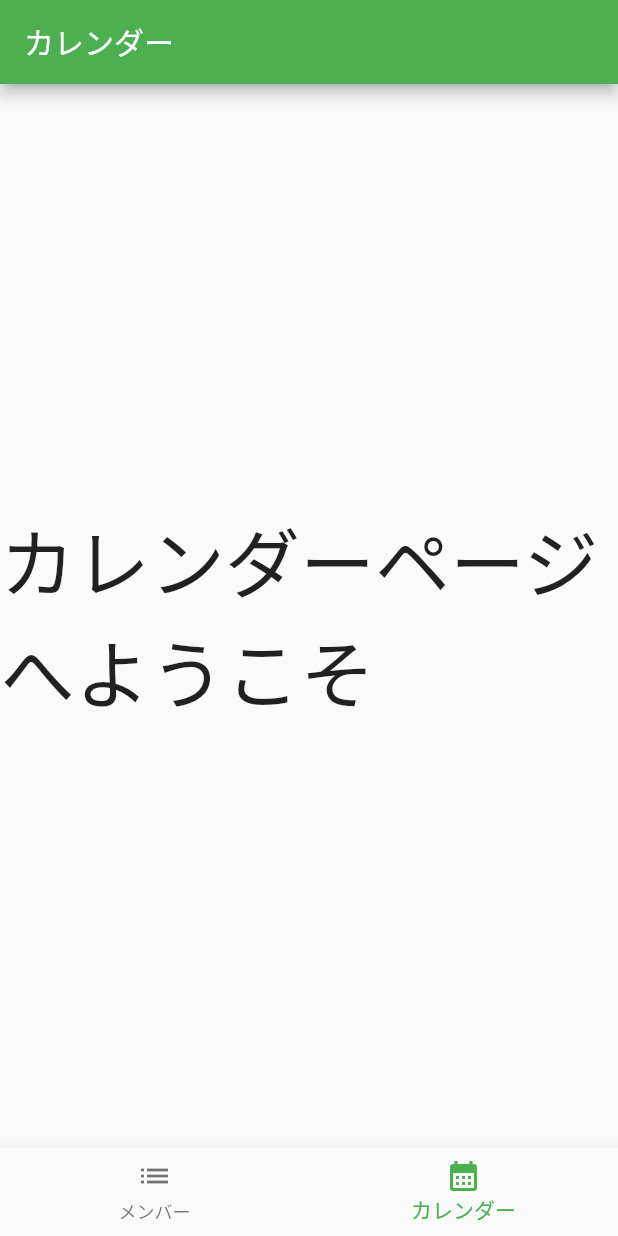
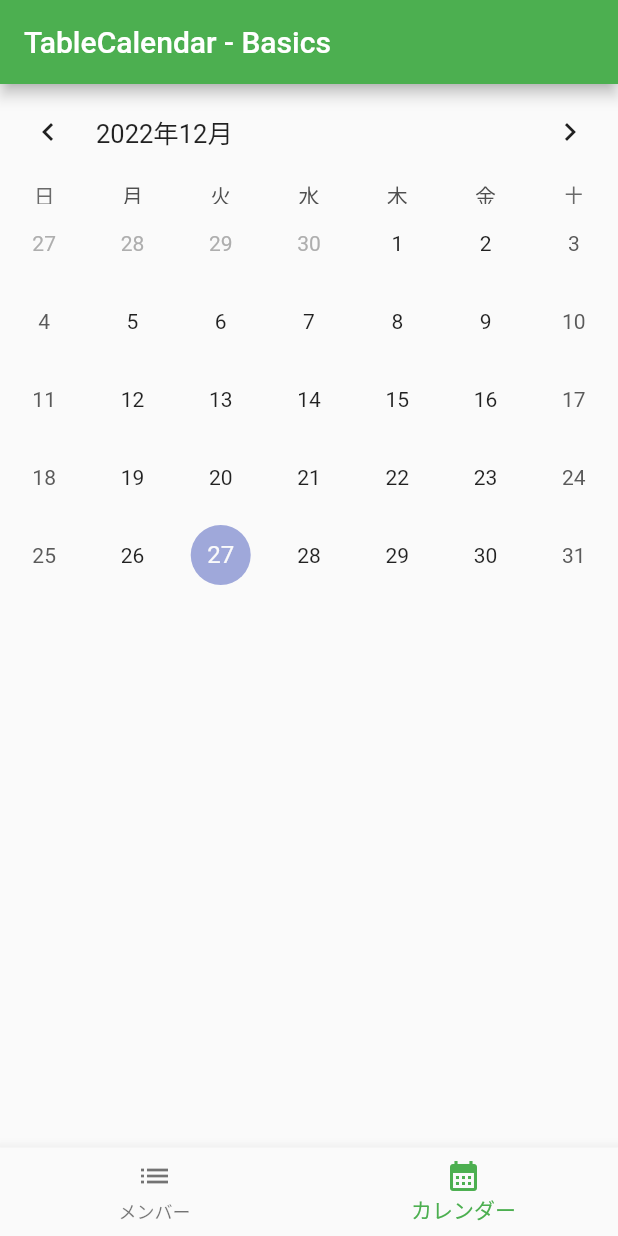
Before and after one commit to taisei-kuro/roulette, a Flutter app: the screen it shows after launch, item 2 of the bottom bar chosen, on a phone screen of 412 x 824 dp. Run offline on Flutter 3.47's test engine with Material 2 defaults, Android fonts, the phone set to English and light mode, and no system bars; drawn by our look-alikes of table_calendar; our stand-ins replace cloud_firestore, firebase_auth, firebase_core; accounts and stored records are empty.

Commit message:
カレンダーの導入(日本語)

```diff
--- a/lib/presentation/calendar_page/calendar_page.dart
+++ b/lib/presentation/calendar_page/calendar_page.dart
@@ -1,4 +1,8 @@
+import 'dart:collection';
+
 import 'package:flutter/material.dart';
+import 'package:roulette_app/presentation/add_member_page/add_member_page.dart';
+import 'package:table_calendar/table_calendar.dart';
 
 class CalendarPage extends StatefulWidget {
   const CalendarPage({super.key});
@@ -8,19 +12,55 @@ class CalendarPage extends StatefulWidget {
 }
 
 class _CalendarPageState extends State<CalendarPage> {
+  CalendarFormat _calendarFormat = CalendarFormat.month;
+  DateTime _focusedDay = DateTime.now();
+  DateTime? _selectedDay;
+
   @override
   Widget build(BuildContext context) {
     return Scaffold(
       appBar: AppBar(
-        title: const Text('カレンダー'),
+        title: Text('TableCalendar - Basics'),
       ),
-      body: const Center(
-        child: Text(
-          'カレンダーページへようこそ',
-          style: TextStyle(
-            fontSize: 50,
-          ),
+      body: TableCalendar(
+        firstDay: DateTime.utc(2020, 1, 1),
+        lastDay: DateTime.utc(2030, 12, 31),
+        focusedDay: _focusedDay,
+        calendarFormat: _calendarFormat,
+        shouldFillViewport: true, //カレンダーの大きさを変えれるようにする奴、今回は気にしない
+        locale: 'ja_JP',
+        headerStyle: const HeaderStyle(
+          formatButtonVisible: false,
         ),
+        selectedDayPredicate: (day) {
+          // Use `selectedDayPredicate` to determine which day is currently selected.
+          // If this returns true, then `day` will be marked as selected.
+
+          // Using `isSameDay` is recommended to disregard
+          // the time-part of compared DateTime objects.
+          return isSameDay(_selectedDay, day);
+        },
+        onDaySelected: (selectedDay, focusedDay) {
+          if (!isSameDay(_selectedDay, selectedDay)) {
+            // Call `setState()` when updating the selected day
+            setState(() {
+              _selectedDay = selectedDay;
+              _focusedDay = focusedDay;
+            });
+          }
+        },
+        onFormatChanged: (format) {
+          if (_calendarFormat != format) {
+            // Call `setState()` when updating calendar format
+            setState(() {
+              _calendarFormat = format;
+            });
+          }
+        },
+        onPageChanged: (focusedDay) {
+          // No need to call `setState()` here
+          _focusedDay = focusedDay;
+        },
       ),
     );
   }
--- a/pubspec.yaml
+++ b/pubspec.yaml
@@ -47,6 +47,8 @@ dependencies:
   roulette: ^0.1.3
   font_awesome_flutter: ^10.3.0
   riverpod: ^2.1.2
+  table_calendar: ^3.0.4
+  intl: ^0.17.0
 
 dev_dependencies:
   flutter_test:
```
Also changed, not shown: lib/main.dart (+4 -4 lines), pubspec.lock.
